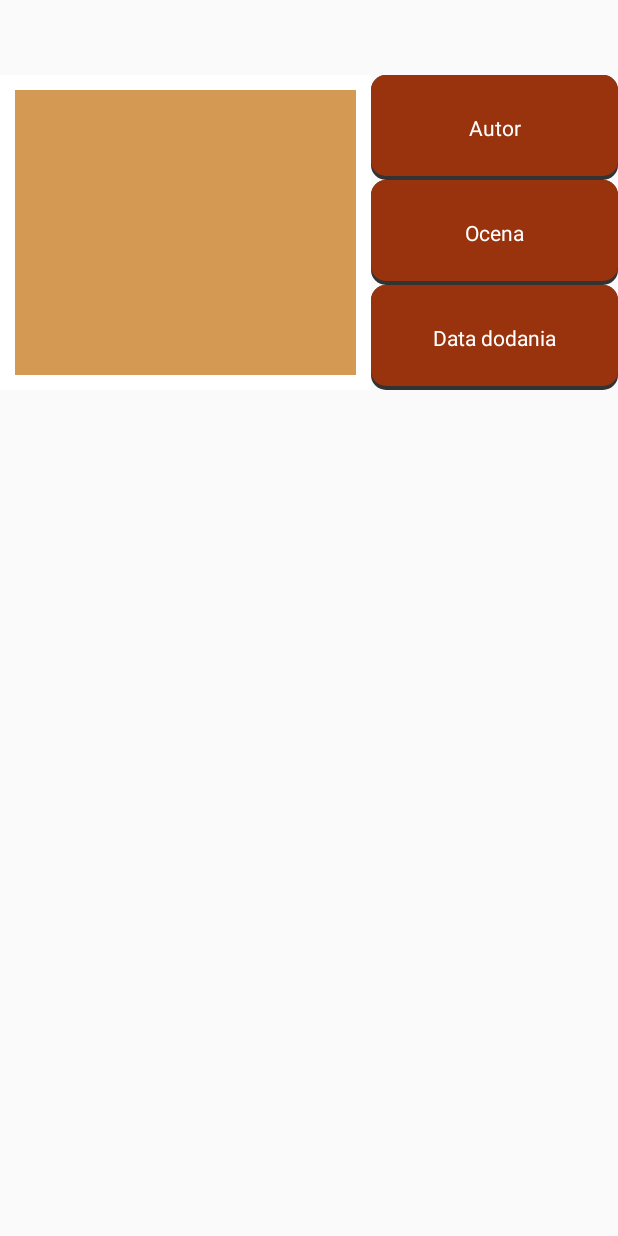
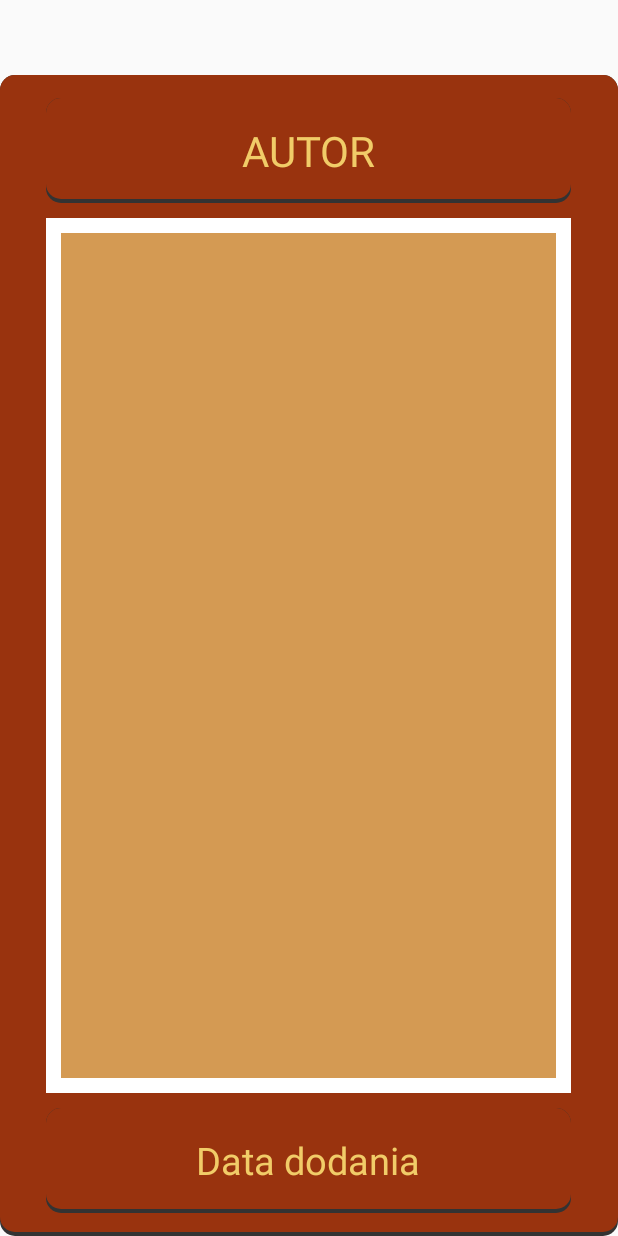
Before and after one commit to anonimowy-uzytkownik/Studencka-Karczma, an Android app: the layout adapter_view_konto.xml on its own in the app's theme, with its tools: preview values and no code run, on a phone screen of 412 x 824 dp. Run offline under Robolectric (Android 15) with nearby library versions, the phone set to English and light mode, and no system bars.

Commit message:
adaptery nowe2

```diff
--- a/app/src/main/java/com/example/projekt/PrzepisListAdapter.java
+++ b/app/src/main/java/com/example/projekt/PrzepisListAdapter.java
@@ -62,7 +62,6 @@ public class PrzepisListAdapter  extends ArrayAdapter<Przepis> {
 
         ImageView ivObrazek = (ImageView) convertView.findViewById(R.id.imageView1) ;
         TextView tvAutor=(TextView) convertView.findViewById(R.id.textView2);
-        TextView tvOcena=(TextView) convertView.findViewById(R.id.textView3);
         TextView tvDataDodania=(TextView) convertView.findViewById(R.id.textView4);
         Button DodawanieDoUlubionych = convertView.findViewById(R.id.dodawanieDoUlubionych);
         Button OdejmowanieZUlubionych = convertView.findViewById(R.id.odejmowanieZUlubionych);
--- a/app/src/main/java/com/example/projekt/PrzepisListAdapterKonto.java
+++ b/app/src/main/java/com/example/projekt/PrzepisListAdapterKonto.java
@@ -55,7 +55,6 @@ public class PrzepisListAdapterKonto  extends ArrayAdapter<Przepis> {
 
         ImageView ivObrazek = (ImageView) convertView.findViewById(R.id.imageView1) ;
         TextView tvAutor=(TextView) convertView.findViewById(R.id.textView2);
-        TextView tvOcena=(TextView) convertView.findViewById(R.id.textView3);
         TextView tvDataDodania=(TextView) convertView.findViewById(R.id.textView4);
         Button DodawanieDoUlubionych = convertView.findViewById(R.id.dodawanieDoUlubionych);
         Button OdejmowanieZUlubionych = convertView.findViewById(R.id.odejmowanieZUlubionych);
@@ -75,9 +74,8 @@ public class PrzepisListAdapterKonto  extends ArrayAdapter<Przepis> {
 
 
         //ivObrazek.setImageBitmap(obrazek);
-        tvAutor.setText(autor);
-        tvOcena.setText(ocena);
-        tvDataDodania.setText(dataDodania);
+        tvAutor.setText(nazwaDania);
+        tvDataDodania.setText("Data dodania: "+ dataDodania);
 
         return convertView;
 
--- a/app/src/main/java/com/example/projekt/PrzepisListAdapterUlubione.java
+++ b/app/src/main/java/com/example/projekt/PrzepisListAdapterUlubione.java
@@ -55,7 +55,6 @@ public class PrzepisListAdapterUlubione  extends ArrayAdapter<Przepis> {
 
         ImageView ivObrazek = (ImageView) convertView.findViewById(R.id.imageView1) ;
         TextView tvAutor=(TextView) convertView.findViewById(R.id.textView2);
-        TextView tvOcena=(TextView) convertView.findViewById(R.id.textView3);
         TextView tvDataDodania=(TextView) convertView.findViewById(R.id.textView4);
         Button DodawanieDoUlubionych = convertView.findViewById(R.id.dodawanieDoUlubionych);
         Button OdejmowanieZUlubionych = convertView.findViewById(R.id.odejmowanieZUlubionych);
--- a/app/src/main/res/layout/adapter_view_konto.xml
+++ b/app/src/main/res/layout/adapter_view_konto.xml
@@ -8,68 +8,59 @@
     android:weightSum="100"
     >
 
-    <!--  <TextView
-          android:id="@+id/textView1"
-          android:layout_width="match_parent"
-          android:layout_height="210dp"
-          android:layout_weight="40"
-          android:gravity="center"
-          android:text="Obrazek"
-          android:textAlignment="center"
-          android:textColor="#FFFFFF"
-          android:background="@drawable/guzik_test"/> !-->
-
-    <ImageView
-        android:id="@+id/imageView1"
-        android:layout_width="match_parent"
-        android:layout_height="210dp"
-        android:layout_weight="40"
-        android:gravity="center"
-        android:text="Obrazek"
-        android:textAlignment="center"
-        android:textColor="#FFFFFF"
-        android:layout_marginTop="50dp"
-        android:background="@drawable/imageview_border"
-        android:scaleType="fitXY"
-        />
-
     <LinearLayout
         android:orientation="vertical"
         android:layout_width="match_parent"
+
         android:layout_height="match_parent"
         android:layout_weight="60"
-        android:layout_marginTop="50dp">
+        android:layout_marginTop="50dp"
+        android:background="@drawable/guzik_test">
+
+
 
 
         <TextView
             android:id="@+id/textView2"
-            android:layout_width="match_parent"
+            android:layout_width="350dp"
             android:layout_height="70dp"
+            android:background="@drawable/guzik_test"
+            android:layout_marginTop="15dp"
             android:gravity="center"
             android:text="Autor"
-            android:textColor="#FFFFFF"
-            android:background="@drawable/guzik_test"
+            android:textColor="#F1CC68"
+            android:layout_gravity="center"
+            android:textSize="28dp"
+            android:textAllCaps="true"
             />
 
-        <TextView
-            android:id="@+id/textView3"
-            android:layout_width="match_parent"
-            android:layout_height="70dp"
+
+        <ImageView
+            android:layout_marginTop="10dp"
+            android:id="@+id/imageView1"
+            android:layout_width="350dp"
+            android:layout_height="210dp"
+            android:layout_weight="40"
             android:gravity="center"
-            android:text="Ocena"
+            android:text="Obrazek"
+            android:textAlignment="center"
             android:textColor="#FFFFFF"
-            android:background="@drawable/guzik_test"/>
+            android:background="@drawable/imageview_border"
+            android:scaleType="fitXY"
+            android:layout_gravity="center"/>
 
         <TextView
+            android:layout_marginTop="10dp"
             android:id="@+id/textView4"
-            android:layout_width="match_parent"
+            android:layout_width="350dp"
             android:layout_height="70dp"
+            android:background="@drawable/guzik_test"
             android:gravity="center"
             android:text="Data dodania"
-            android:textColor="#FFFFFF"
-            android:background="@drawable/guzik_test"
-            />
-
+            android:textColor="#F1CC68"
+            android:layout_gravity="center"
+            android:textSize="25dp"
+            android:layout_marginBottom="15dp"/>
 
     </LinearLayout>
 
```
